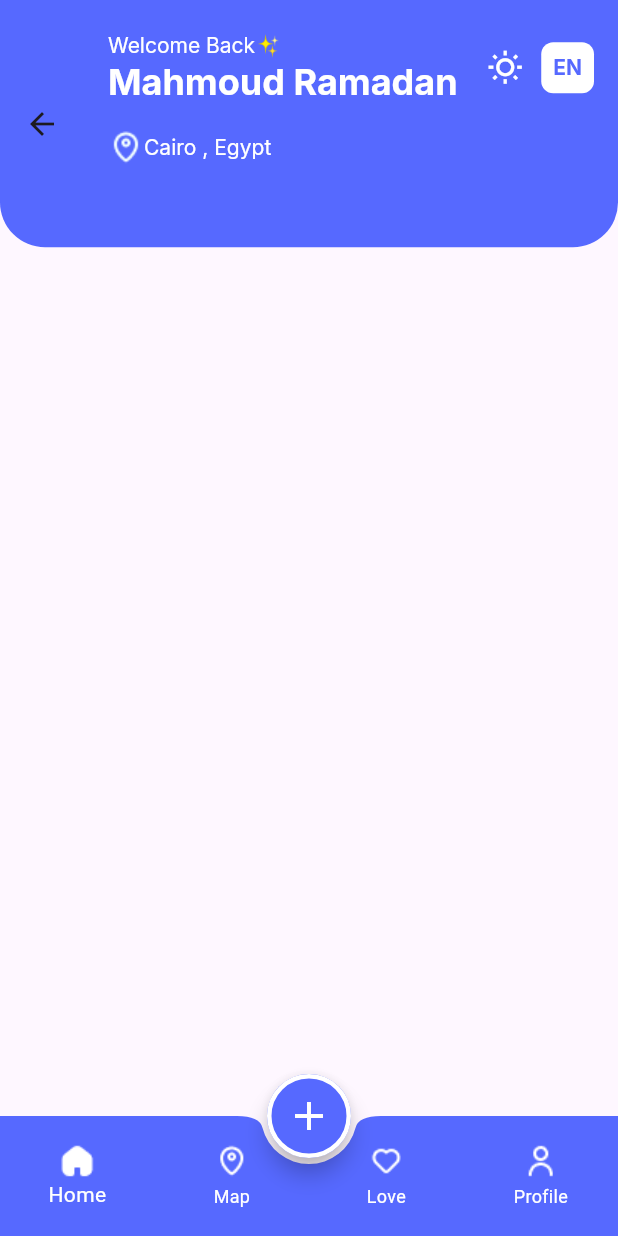
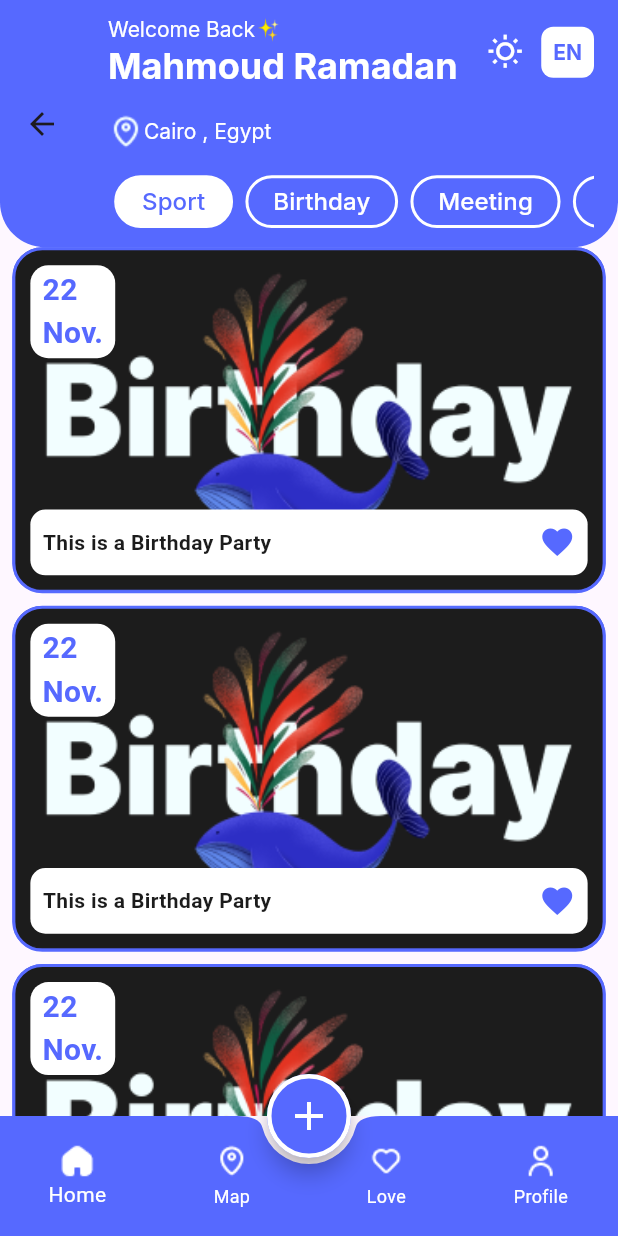
Before and after one commit to mahm0udmfr/eventplanningapp, a Flutter app: the HomeScreen screen opened by its route, on a phone screen of 412 x 824 dp. Run offline on Flutter 3.47's test engine with Material 3 defaults, Android fonts, the phone set to English and light mode, and no system bars; our stand-ins replace shared_preferences; accounts and stored records are empty; generated files the repository leaves out were written again.

Commit message:
Home Tab Ui ADDED , AND SOME FEATURE

```diff
--- /dev/null
+++ b/lib/home/event_item_widget.dart
@@ -0,0 +1,77 @@
+import 'package:eventplanningapp/utils/colors.dart';
+import 'package:eventplanningapp/utils/imageassets.dart';
+import 'package:flutter/material.dart';
+
+class EventItemWidget extends StatelessWidget {
+  const EventItemWidget({super.key});
+
+  @override
+  Widget build(BuildContext context) {
+    Size screenSize = MediaQuery.of(context).size;
+    return Container(
+      height: screenSize.height * 0.28,
+      decoration: BoxDecoration(
+          border: Border.all(color: AppColor.primarylLight, width: 2),
+          borderRadius: BorderRadius.circular(20),
+          image: DecorationImage(
+            image: AssetImage(ImageAssets.birthdayimage),
+            fit: BoxFit.fill,
+          )),
+      child: Column(
+        crossAxisAlignment: CrossAxisAlignment.start,
+        mainAxisAlignment: MainAxisAlignment.spaceBetween,
+        children: [
+          Container(
+            margin: EdgeInsets.all(10),
+            padding: EdgeInsets.symmetric(horizontal: 8, vertical: 2),
+            decoration: BoxDecoration(
+                borderRadius: BorderRadius.circular(12),
+                color: AppColor.whiteColor),
+            child: Column(
+              crossAxisAlignment: CrossAxisAlignment.start,
+              children: [
+                Text(
+                  "22",
+                  style: TextStyle(
+                      color: AppColor.primarylLight,
+                      fontWeight: FontWeight.bold,
+                      fontSize: 20),
+                ),
+                Text(
+                  "Nov.",
+                  style: TextStyle(
+                      color: AppColor.primarylLight,
+                      fontWeight: FontWeight.bold,
+                      fontSize: 20),
+                )
+              ],
+            ),
+          ),
+          Container(
+              margin: EdgeInsets.all(10),
+            padding: EdgeInsets.symmetric(horizontal: screenSize.width*0.02, vertical: screenSize.height*0.012),
+            decoration: BoxDecoration(
+              borderRadius: BorderRadius.circular(10),
+              color: AppColor.whiteColor,
+            ),
+            child: Row(
+
+              children: [
+                Expanded(
+                  child: Text(
+                    "This is a Birthday Party ",
+                    style: TextStyle(
+                        fontSize: 14,
+                        fontWeight: FontWeight.bold,
+                        color: AppColor.blackColor),
+                  ),
+                ),
+                Icon(Icons.favorite,color: AppColor.primarylLight,)
+              ],
+            ),
+          )
+        ],
+      ),
+    );
+  }
+}
--- a/lib/home_page.dart
+++ b/lib/home/home_page.dart
@@ -1,3 +1,5 @@
+import 'package:eventplanningapp/home/event_item_widget.dart';
+import 'package:eventplanningapp/home/tab_event_widget.dart';
 import 'package:eventplanningapp/providers/apptheme_provider.dart';
 import 'package:eventplanningapp/providers/language_provider.dart';
 import 'package:eventplanningapp/utils/colors.dart';
@@ -7,14 +9,33 @@ import 'package:flutter/material.dart';
 import 'package:flutter_gen/gen_l10n/app_localizations.dart';
 import 'package:provider/provider.dart';
 
-class HomePage extends StatelessWidget {
+class HomePage extends StatefulWidget {
   const HomePage({super.key});
 
+  @override
+  State<HomePage> createState() => _HomePageState();
+}
+
+int selectedIndex = 0;
+
+class _HomePageState extends State<HomePage> {
   @override
   Widget build(BuildContext context) {
     Size screenSize = MediaQuery.of(context).size;
     var languageProvider = Provider.of<LanguageProvider>(context);
     var themeProvider = Provider.of<AppthemeProvider>(context);
+
+    List<String> eventsNameList = [
+      AppLocalizations.of(context)!.sport,
+      AppLocalizations.of(context)!.birthday,
+      AppLocalizations.of(context)!.meeting,
+      AppLocalizations.of(context)!.gaming,
+      AppLocalizations.of(context)!.workShop,
+      AppLocalizations.of(context)!.bookClub,
+      AppLocalizations.of(context)!.exhibition,
+      AppLocalizations.of(context)!.holiday,
+      AppLocalizations.of(context)!.eating
+    ];
     return Scaffold(
       appBar: AppBar(
         toolbarHeight: screenSize.height * 0.20,
@@ -107,8 +128,41 @@ class HomePage extends StatelessWidget {
                 ),
               ],
             ),
-            SizedBox(height: screenSize.height*0.04,)
+            SizedBox(
+              height: screenSize.height * 0.02,
+            ),
+            DefaultTabController(
+              length: eventsNameList.length,
+              initialIndex: selectedIndex,
+              child: TabBar(
+                  onTap: (value) {
+                    selectedIndex = value;
+                    setState(() {});
+                  },
+                  isScrollable: true,
+                  dividerColor: AppColor.transparentColor,
+                  indicatorColor: AppColor.transparentColor,
+                  tabAlignment: TabAlignment.start,
+                  labelPadding:
+                      EdgeInsets.symmetric(horizontal: screenSize.width * 0.01),
+                  tabs: eventsNameList.map((eventname) {
+                    return TabEventWidget(
+                        eventName: eventname,
+                        isSelected:
+                            selectedIndex == eventsNameList.indexOf(eventname));
+                  }).toList()),
+            )
           ],
+        ),
+      ),
+      body: Padding(
+        padding:  EdgeInsets.symmetric(horizontal:screenSize.width*0.02,),
+        child: ListView.separated(
+          separatorBuilder: (context, index) => SizedBox(height: screenSize.height*0.01,),
+          itemCount: 20,
+          itemBuilder: (context, index) {
+            return EventItemWidget();
+          },
         ),
       ),
     );
--- /dev/null
+++ b/lib/home/tab_event_widget.dart
@@ -0,0 +1,33 @@
+import 'package:eventplanningapp/utils/colors.dart';
+import 'package:eventplanningapp/utils/fontsclass.dart';
+import 'package:flutter/material.dart';
+
+class TabEventWidget extends StatelessWidget {
+  String eventName;
+  bool isSelected;
+  TabEventWidget(
+      {super.key, required this.eventName, required this.isSelected});
+
+  @override
+  Widget build(BuildContext context) {
+    Size screenSize = MediaQuery.of(context).size;
+    return Container(
+        padding: EdgeInsets.symmetric(
+            horizontal: screenSize.width * 0.04,
+            vertical: screenSize.height * 0.005),
+        decoration: BoxDecoration(
+            color: isSelected ? AppColor.whiteColor : AppColor.transparentColor,
+            borderRadius: BorderRadius.circular(20),
+            border: Border.all(color: AppColor.whiteColor, width: 2)),
+        child: Text(eventName,
+            style: isSelected
+                ? TextStyle(
+                    color: AppColor.primarylLight,
+                    fontFamily: FontsName.inter,
+                    fontSize: 16)
+                : TextStyle(
+                    color: AppColor.whiteColor,
+                    fontFamily: FontsName.inter,
+                    fontSize: 16)));
+  }
+}
--- a/lib/homescreen.dart
+++ b/lib/homescreen.dart
@@ -1,4 +1,4 @@
-import 'package:eventplanningapp/home_page.dart';
+import 'package:eventplanningapp/home/home_page.dart';
 import 'package:eventplanningapp/profilescreen/profilescreen.dart';
 import 'package:eventplanningapp/utils/imageassets.dart';
 import 'package:flutter/material.dart';
--- a/lib/l10n/app_ar.arb
+++ b/lib/l10n/app_ar.arb
@@ -9,5 +9,14 @@
   "map":"الخريطة",
   "love":"المفضلة",
   "profile":"بروفايل",
-  "welcome":"✨مرحبا بعودتك"
+  "welcome":"✨مرحبا بعودتك",
+  "sport":"رياضة",
+  "birthday":"عيد ميلاد",
+  "meeting":"مقابلة",
+  "gaming":"الألعاب",
+  "workShop":"ورشة عمل",
+  "bookClub":"نادي الكتاب",
+  "exhibition":"معرض",
+  "holiday":"عطلة",
+  "eating":"الأكل"
 }
--- a/lib/l10n/app_en.arb
+++ b/lib/l10n/app_en.arb
@@ -9,5 +9,15 @@
   "map":"Map",
   "love":"Love",
   "profile":"Profile",
-  "welcome":"Welcome Back✨"
+  "welcome":"Welcome Back✨",
+  "sport":"Sport",
+  "birthday":"Birthday",
+  "meeting":"Meeting",
+  "gaming":"Gaming",
+  "workShop":"WorkShop",
+  "bookClub":"Book Club",
+  "exhibition":"Exhibition",
+  "holiday":"Holiday",
+  "eating":"Eating"
+
 }
--- a/lib/utils/imageassets.dart
+++ b/lib/utils/imageassets.dart
@@ -24,4 +24,6 @@ class ImageAssets {
       "assets/images/profileimage.png";
         static const String profileimagertl =
       "assets/images/profileimagertl.png";
+              static const String birthdayimage =
+      "assets/images/birthdayimage.png";
 }
```
Also changed, not shown: lib/utils/apptheme.dart (+3 -5 lines), assets/images/2.0x/birthdayimage@2x.png (added), assets/images/3.0x/birthdayimage@3x.png (added), assets/images/birthdayimage.png (added).
